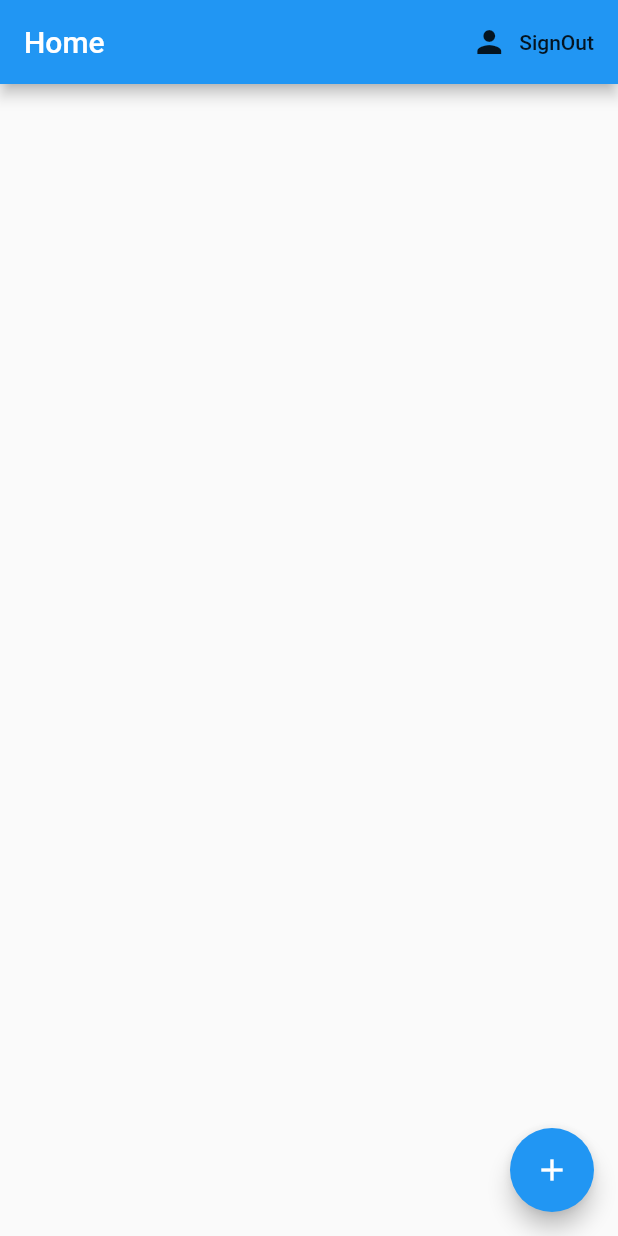
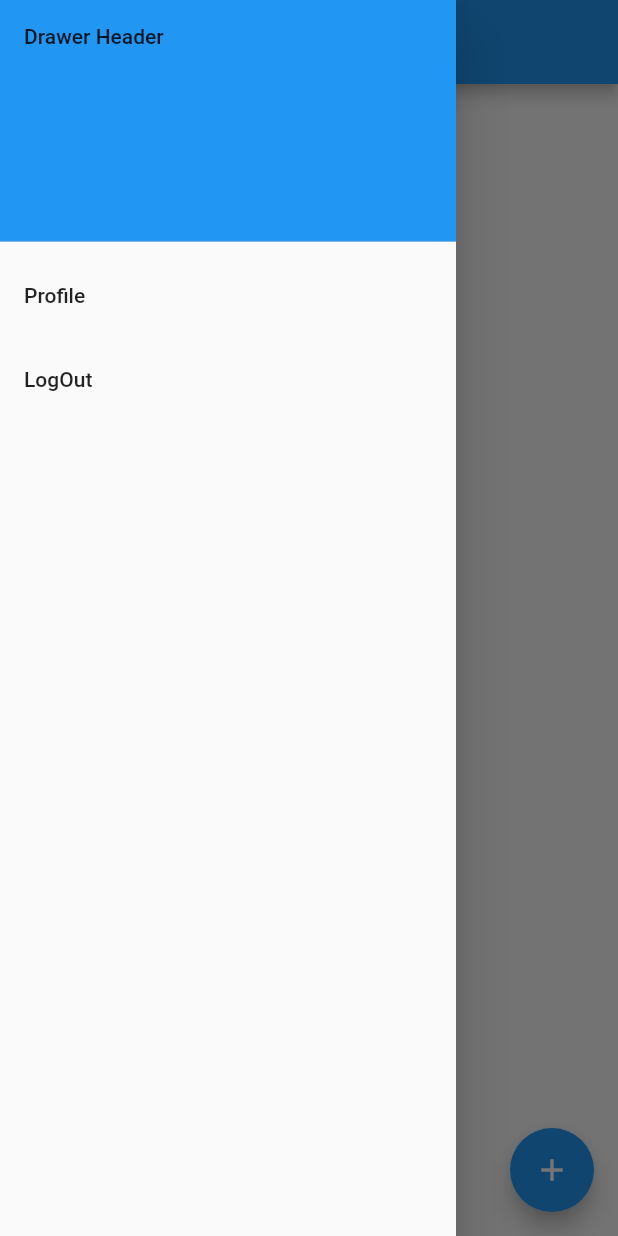
Before and after one commit to adityawakase10/twitter_clone1, a Flutter app: the screen it shows once a user with an empty profile is signed in, with the side drawer open (before the commit the screen has no drawer), on a phone screen of 412 x 824 dp. Run offline on Flutter 3.47's test engine with Material 2 defaults, Android fonts, the phone set to English and light mode, and no system bars; our stand-ins replace cloud_firestore, firebase_auth, firebase_core; accounts and stored records are empty; network calls fail.

Commit message:
created profile page and being able to fetch the posts from firestore  on the profile

```diff
--- a/lib/screens/main/home.dart
+++ b/lib/screens/main/home.dart
@@ -10,18 +10,28 @@ class Home extends StatelessWidget {
     return Scaffold(
       appBar: AppBar(
         title: Text("Home"),
-        actions: <Widget>[
-          // ignore: deprecated_member_use
-          FlatButton.icon(
-            label: Text('SignOut'),
-            icon: Icon(Icons.person),
-            onPressed:() async { _authService.signOut();})
-        ],
+
       ),
       floatingActionButton: FloatingActionButton(
         onPressed:() {Navigator.pushNamed(context, '/add');} ,
         child:Icon(Icons.add) ,
         ),
+        drawer: Drawer(
+          child: ListView(
+            children: <Widget>[
+              DrawerHeader(child: Text("Drawer Header"),
+              decoration: BoxDecoration(color: Colors.blue),
+              ),
+              ListTile(title: Text("Profile"),
+              onTap: (){
+                Navigator.pushNamed(context, '/profile');
+              }),
+              ListTile(title: Text("LogOut"),
+              onTap: () async {
+                 _authService.signOut();
+              })
+            ],
+          ) ,),
       );
   }
 }
--- a/lib/screens/wrapper.dart
+++ b/lib/screens/wrapper.dart
@@ -4,6 +4,7 @@ import 'package:twitter_clone1/models/user.dart';
 import 'package:twitter_clone1/screens/auth/signup.dart';
 import 'package:twitter_clone1/screens/main/home.dart';
 import 'package:twitter_clone1/screens/main/posts/add.dart';
+import 'package:twitter_clone1/screens/main/profile/profile.dart';
 
 class Wrapper extends StatelessWidget {
   const Wrapper({Key key}) : super(key: key);
@@ -21,7 +22,8 @@ class Wrapper extends StatelessWidget {
       initialRoute: '/',
       routes: {
         '/' : (context) => Home(),
-        '/add' : (context) => Add()
+        '/add' : (context) => Add(),
+        '/profile' : (context) => Profile()
       });
   }
 }
--- a/pubspec.yaml
+++ b/pubspec.yaml
@@ -23,10 +23,10 @@ environment:
 dependencies:
   flutter:
     sdk: flutter
-  firebase_core: ^1.0.2
-  firebase_auth: ^1.0.1
+  firebase_core: ^1.0.3
+  firebase_auth: ^1.0.2
   provider: ^5.0.0
-  cloud_firestore: ^1.0.3
+  cloud_firestore: ^1.0.4
 
 
   # The following adds the Cupertino Icons font to your application.
```
Also changed, not shown: lib/models/post.dart (added, +10 -0 lines), lib/screens/main/posts/list.dart (added, +27 -0 lines), lib/screens/main/profile/profile.dart (added, +26 -0 lines), lib/services/posts.dart (+18 -0 lines), pubspec.lock.
